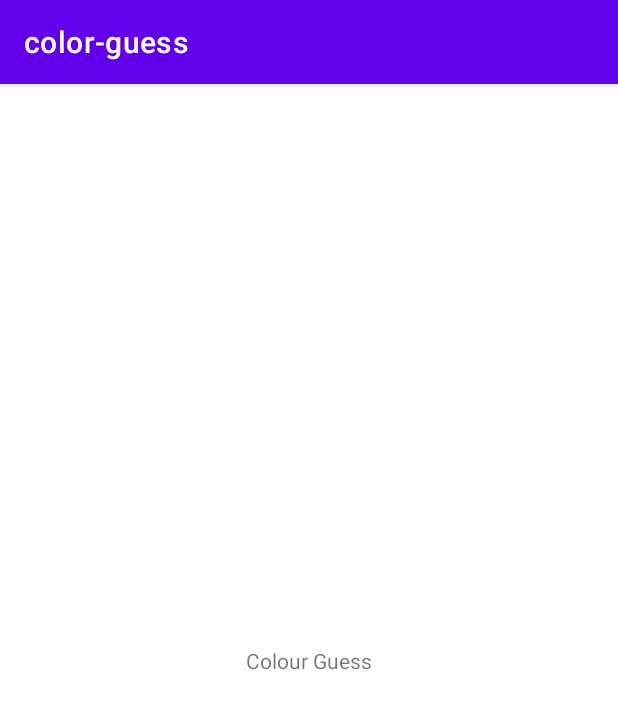
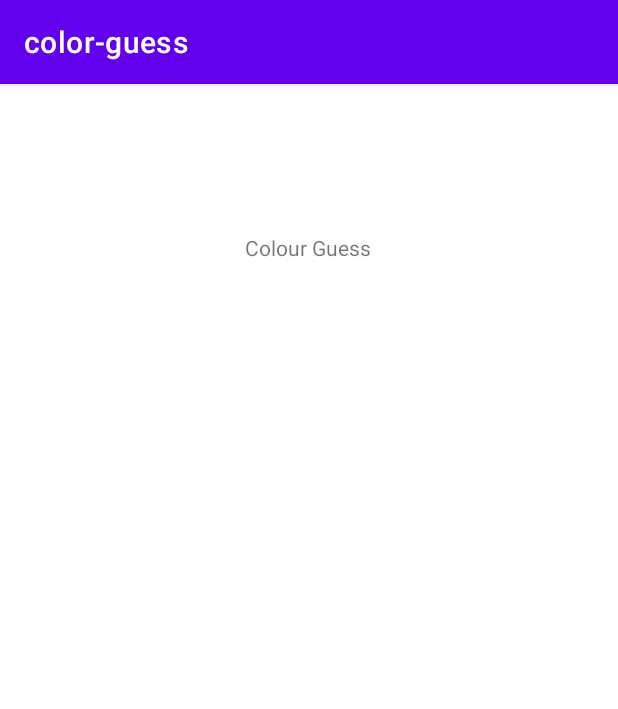
Before and after one commit to Laptop-Salad/ColorGuess, an Android app: the screen it shows after launch (MainActivity), on a phone screen of 412 x 824 dp. Shown: the top 709 px of the screen. Run offline under Robolectric (Android 15) with nearby library versions, the phone set to English and light mode, and no system bars.

Commit message:
Title has been moved to the top of the page

```diff
--- a/app/src/main/res/layout/activity_main.xml
+++ b/app/src/main/res/layout/activity_main.xml
@@ -11,8 +11,10 @@
         android:layout_height="wrap_content"
         android:text="@string/colour_guess"
         app:layout_constraintBottom_toBottomOf="parent"
+        app:layout_constraintHorizontal_bias="0.498"
         app:layout_constraintLeft_toLeftOf="parent"
         app:layout_constraintRight_toRightOf="parent"
-        app:layout_constraintTop_toTopOf="parent" />
+        app:layout_constraintTop_toTopOf="parent"
+        app:layout_constraintVertical_bias="0.133" />
 
 </androidx.constraintlayout.widget.ConstraintLayout>
```
